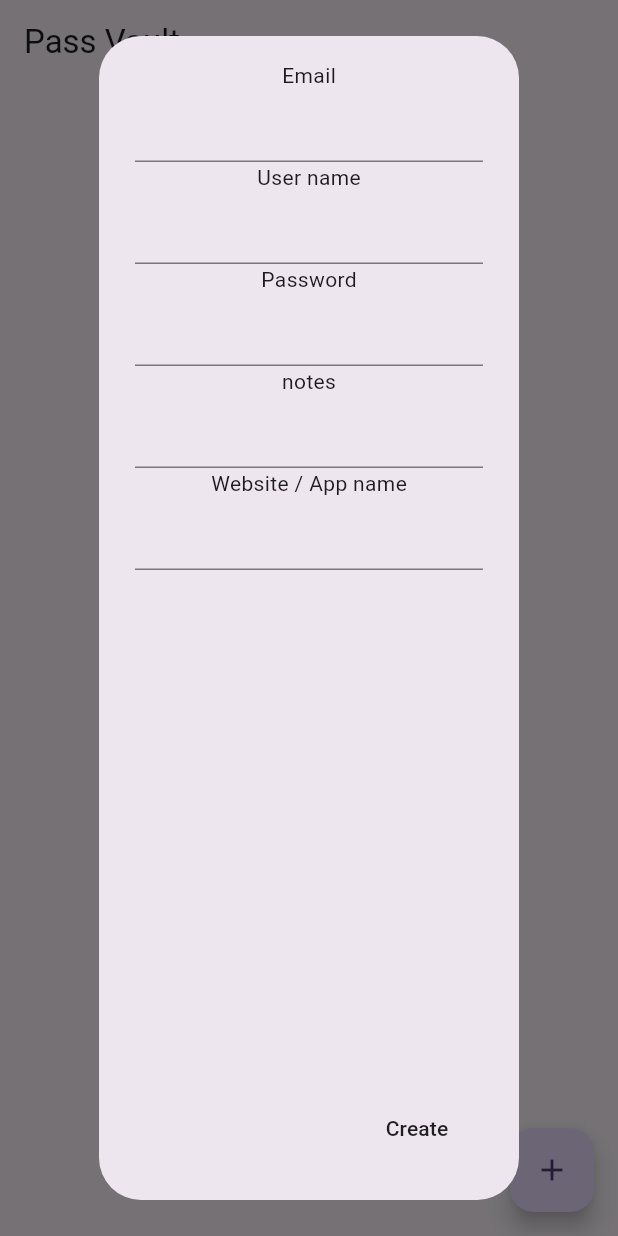
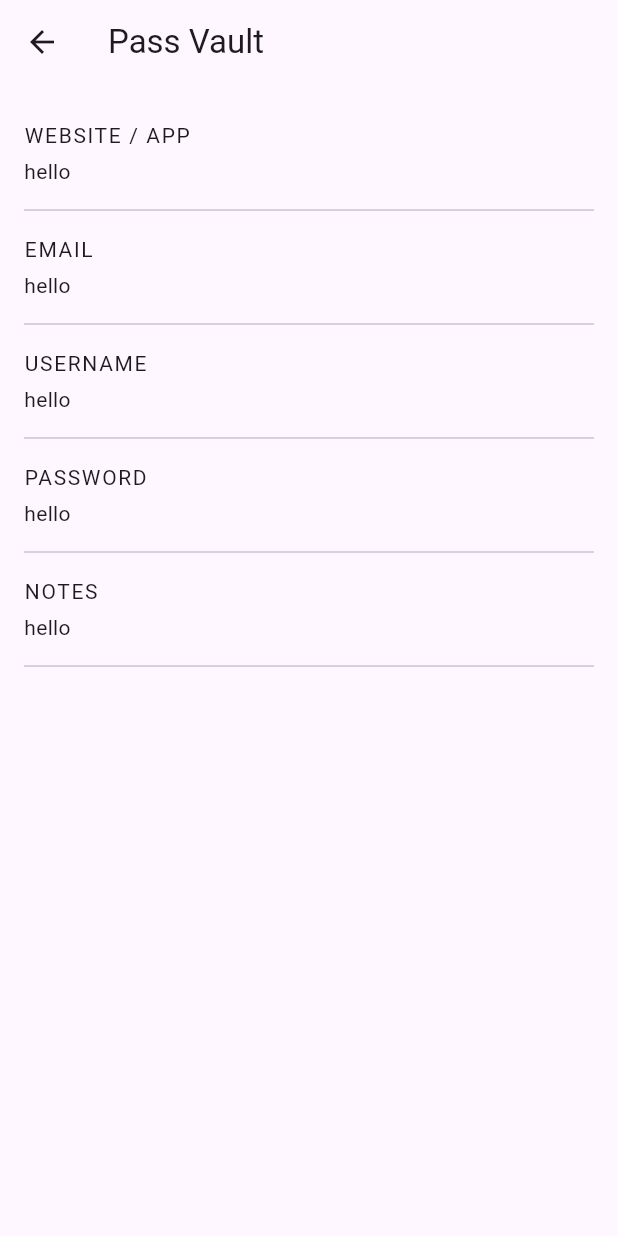
Before and after one commit to er-lo/password_manager, a Flutter app: the screen it shows after launch, after a tap on the "add" icon, on a phone screen of 412 x 824 dp. Run offline on Flutter 3.47's test engine with Material 3 defaults, Android fonts, the phone set to English and light mode, and no system bars; our stand-ins replace isar; accounts and stored records are empty; generated files the repository leaves out were written again.

Commit message:
created new password page

```diff
--- a/lib/screens/home_screen.dart
+++ b/lib/screens/home_screen.dart
@@ -1,6 +1,8 @@
+import 'package:flutter/cupertino.dart';
 import 'package:flutter/material.dart';
 import 'package:password_manager/models/password_database.dart';
 import 'package:password_manager/models/password_model.dart';
+import 'package:password_manager/screens/new_password_screen.dart';
 import 'package:password_manager/screens/password_info_screen.dart';
 import 'package:provider/provider.dart';
 
@@ -26,58 +28,6 @@ class _HomePageState extends State<HomePage> {
   final noteController = TextEditingController();
   final websiteController = TextEditingController();
 
-  void createPassword() {
-    showDialog(
-      context: context,
-      builder: (context) => AlertDialog(
-        content: Column(
-          children: [
-            const Text("Email"),
-            TextField(
-              controller: emailController,
-            ),
-            const Text("User name"),
-            TextField(
-              controller: userNameController,
-            ),
-            const Text("Password"),
-            TextField(
-              controller: passwordController,
-            ),
-            const Text("notes"),
-            TextField(
-              controller: noteController,
-            ),
-            const Text("Website / App name"),
-            TextField(
-              controller: websiteController,
-            ),
-          ],
-        ),
-        actions: [
-          MaterialButton(
-            onPressed: () {
-              context.read<PasswordDatabase>().addPassword(
-                  emailController.text,
-                  userNameController.text,
-                  passwordController.text,
-                  noteController.text,
-                  websiteController.text);
-
-              emailController.clear();
-              userNameController.clear();
-              passwordController.clear();
-              noteController.clear();
-              websiteController.clear();
-              Navigator.pop(context);
-            },
-            child: const Text("Create"),
-          ),
-        ],
-      ),
-    );
-  }
-
   void readPasswords() {
     context.read<PasswordDatabase>().fetchPasswords();
   }
@@ -89,13 +39,24 @@ class _HomePageState extends State<HomePage> {
 
     return Scaffold(
       appBar: AppBar(
-        title: const Text("Pass Vault"),
+        leading: IconButton(
+          onPressed: () {},
+          icon: const Icon(Icons.menu),
+        ),
       ),
       floatingActionButton: FloatingActionButton(
-        onPressed: createPassword,
+        onPressed: () {
+          Navigator.push(
+            context,
+            MaterialPageRoute(
+              builder: (context) => const NewPasswordPage(),
+            ),
+          );
+        },
         child: const Icon(Icons.add),
       ),
       body: ListView.builder(
+        padding: const EdgeInsets.all(16.0),
         itemCount: currentPasswords.length,
         itemBuilder: (context, index) {
           final password = currentPasswords[index];
@@ -110,14 +71,13 @@ class _HomePageState extends State<HomePage> {
                 ),
               );
             },
+            leading: const Icon(Icons.check),
             title: Text(password.website),
             subtitle: Text(password.email),
-            trailing: IconButton(
-                onPressed: () {
-                  context.read<PasswordDatabase>().deletePassword(password.id);
-                },
-                icon: const Icon(Icons.delete)),
+            trailing: const Icon(Icons.copy),
           );
+
+          //         context.read<PasswordDatabase>().deletePassword(password.id);
         },
       ),
     );
--- a/lib/screens/new_password_screen.dart
+++ b/lib/screens/new_password_screen.dart
@@ -0,0 +1,75 @@
+import 'package:flutter/material.dart';
+import 'package:password_manager/models/password_model.dart';
+
+class NewPasswordPage extends StatefulWidget {
+  const NewPasswordPage({super.key});
+
+  @override
+  State<NewPasswordPage> createState() => _NewPasswordPageState();
+}
+
+class _NewPasswordPageState extends State<NewPasswordPage> {
+  @override
+  Widget build(BuildContext context) {
+    return Scaffold(
+      appBar: AppBar(
+        title: const Text("Pass Vault"),
+      ),
+      body: const Padding(
+        padding: EdgeInsets.all(16),
+        child: Column(
+          mainAxisAlignment: MainAxisAlignment.start,
+          crossAxisAlignment: CrossAxisAlignment.start,
+          children: [
+            SizedBox(height: 8),
+            Text(
+              "WEBSITE / APP",
+              style: TextStyle(letterSpacing: 1.1),
+            ),
+            SizedBox(height: 4),
+            Text("hello"),
+            SizedBox(height: 8),
+            Divider(),
+            SizedBox(height: 8),
+            Text(
+              "EMAIL",
+              style: TextStyle(letterSpacing: 1.1),
+            ),
+            SizedBox(height: 4),
+            Text("hello"),
+            SizedBox(height: 8),
+            Divider(),
+            SizedBox(height: 8),
+            Text(
+              "USERNAME",
+              style: TextStyle(letterSpacing: 1.1),
+            ),
+            SizedBox(height: 4),
+            Text("hello"),
+            SizedBox(height: 8),
+            Divider(),
+            SizedBox(height: 8),
+            Text(
+              "PASSWORD",
+              style: TextStyle(letterSpacing: 1.1),
+            ),
+            SizedBox(height: 4),
+            Text("hello"),
+            SizedBox(height: 8),
+            Divider(),
+            SizedBox(height: 8),
+            Text(
+              "NOTES",
+              style: TextStyle(letterSpacing: 1.1),
+            ),
+            SizedBox(height: 4),
+            Text("hello"),
+            SizedBox(height: 8),
+            Divider(),
+            SizedBox(height: 8),
+          ],
+        ),
+      ),
+    );
+  }
+}
```
